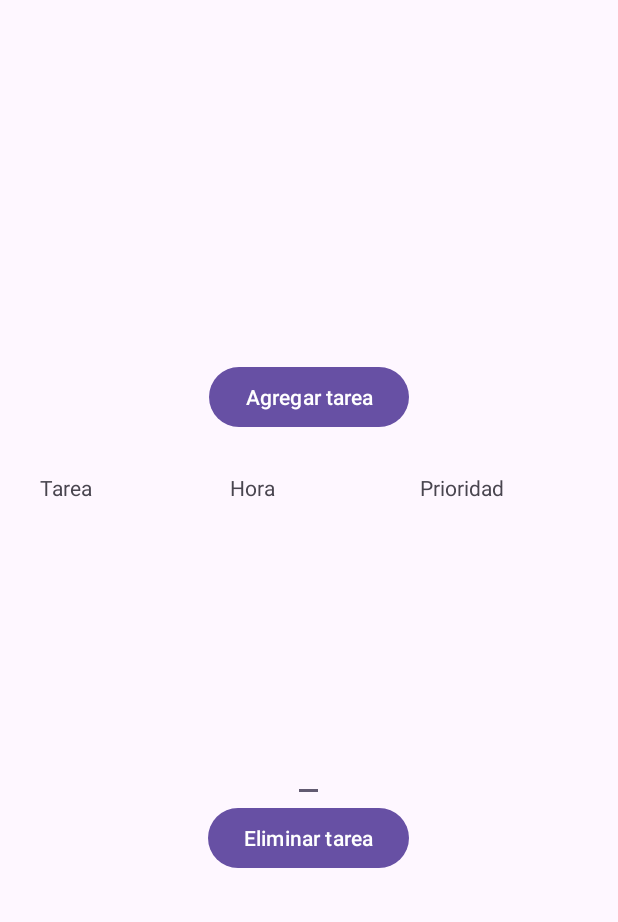
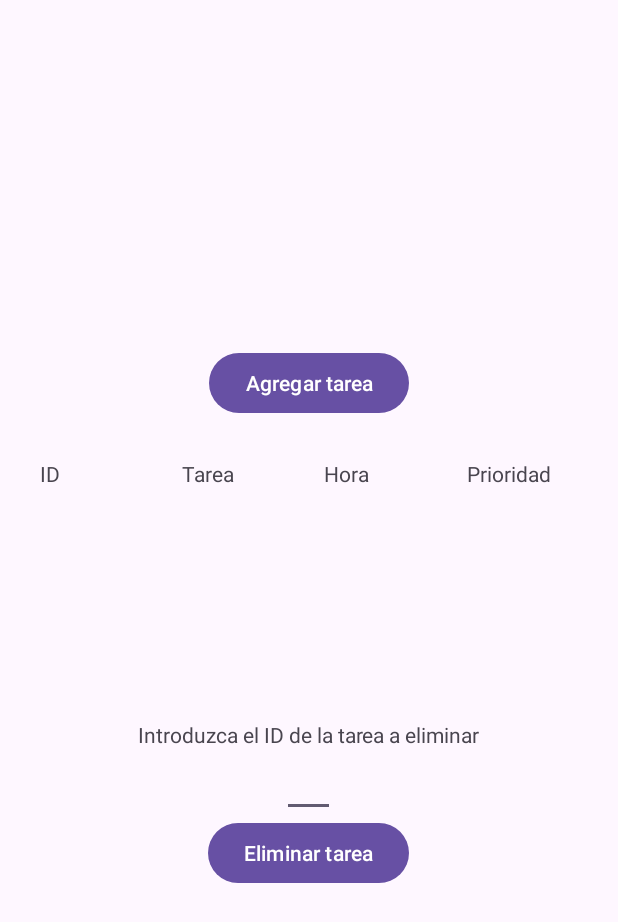
Before and after one commit to MrCalvooo/AndroidLibre, an Android app: the screen it shows after launch (MainActivity), on a phone screen of 412 x 824 dp. Shown: the top 922 px of the screen. Run offline under Robolectric (Android 15) with nearby library versions, the phone set to English and light mode, and no system bars.

Commit message:
establecimiento de IDs de tareas para facilitar la eliminacion de estas

```diff
--- a/MiAgenda/app/src/main/java/com/mrcalvooo/miagenda/MainActivity.java
+++ b/MiAgenda/app/src/main/java/com/mrcalvooo/miagenda/MainActivity.java
@@ -48,6 +48,13 @@ public class MainActivity extends AppCompatActivity {
         tableTareas = findViewById(R.id.tableTareas);
         btnEliminarTarea = findViewById(R.id.btnEliminarTarea);
         etxtTareaEliminar = findViewById(R.id.etxtTarea);
+
+        btnEliminarTarea.setOnClickListener(new View.OnClickListener() {
+            @Override
+            public void onClick(View v) {
+                String tareaEliminar = etxtTareaEliminar.getText().toString();
+            }
+        });
     }
 
     // Funcion a ejecutar al volver de la vista de AgregarTarea
@@ -64,6 +71,12 @@ public class MainActivity extends AppCompatActivity {
         // Definimos el encabezado de la tabla
         TableRow encabezado = new TableRow(this);
         TableRow.LayoutParams params = new TableRow.LayoutParams(0, TableRow.LayoutParams.WRAP_CONTENT, 1f);
+
+        TextView idTarea = new TextView(this);
+        idTarea.setText("ID");
+        idTarea.setPadding(16, 16, 16, 16);
+        idTarea.setLayoutParams(params);
+        encabezado.addView(idTarea);
 
         TextView tituloTarea = new TextView(this);
         tituloTarea.setText("Tarea");
@@ -84,9 +97,17 @@ public class MainActivity extends AppCompatActivity {
         encabezado.addView(prioridadTarea);
 
         tableTareas.addView(encabezado);
+        int contador = 1;
 
         for (Tarea tarea : listaTareas) {
             TableRow fila = new TableRow(this);
+
+            // ID
+            TextView tareaId = new TextView(this);
+            tareaId.setText(String.format("%d", contador));
+            tareaId.setPadding(16, 16, 16, 16);
+            tareaId.setLayoutParams(params);
+            fila.addView(tareaId);
 
             // Nombre
             TextView tareaNombre = new TextView(this);
@@ -126,6 +147,8 @@ public class MainActivity extends AppCompatActivity {
             fila.addView(tareaPrioridad);
 
             tableTareas.addView(fila);
+
+            contador++;
         }
     }
 }
--- a/MiAgenda/app/src/main/res/layout/activity_main.xml
+++ b/MiAgenda/app/src/main/res/layout/activity_main.xml
@@ -24,11 +24,18 @@
         android:stretchColumns="1">
     </TableLayout>
 
+    <TextView
+        android:layout_width="wrap_content"
+        android:layout_height="wrap_content"
+        android:text="Introduzca el ID de la tarea a eliminar">
+    </TextView>
+
     <EditText
         android:id="@+id/etxtTarea"
-        android:layout_width="wrap_content"
+        android:layout_width="35dp"
         android:layout_height="wrap_content">
     </EditText>
+
     <Button
         android:id="@+id/btnEliminarTarea"
         android:layout_width="wrap_content"
```
